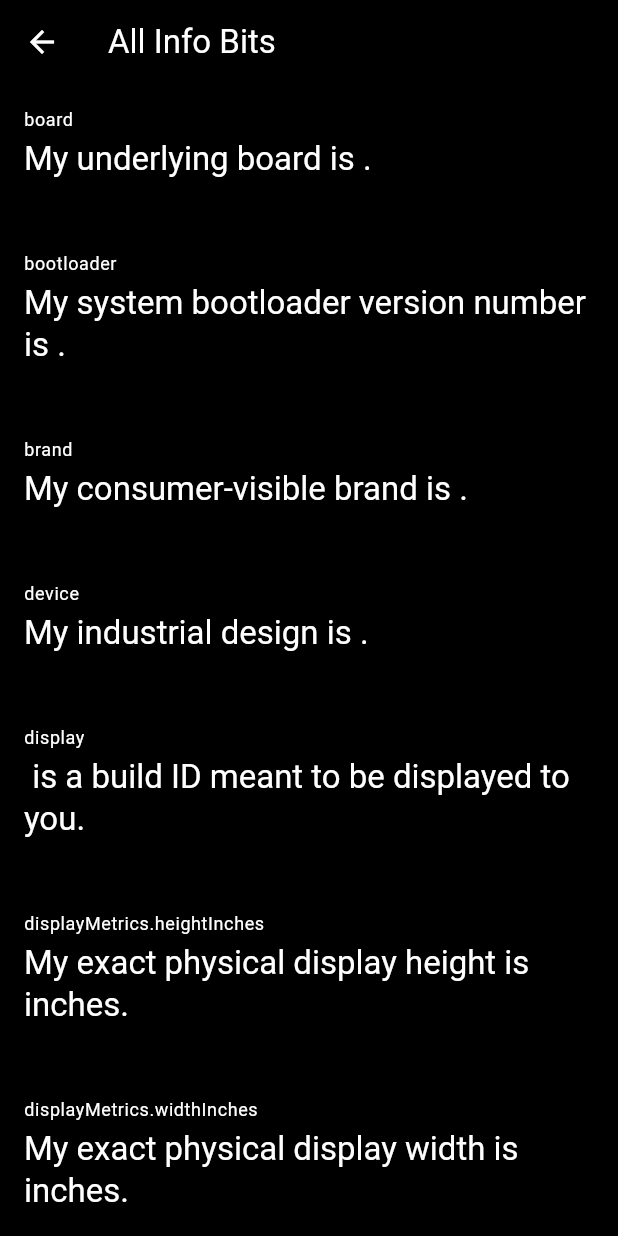
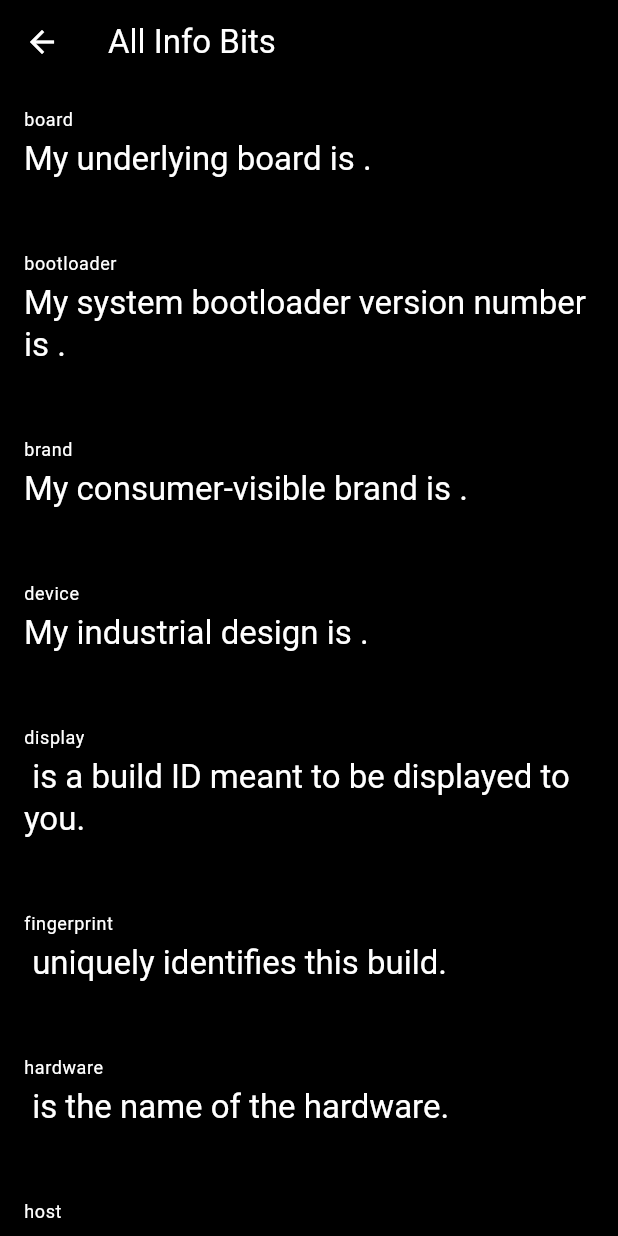
Before and after one commit to aurelitec/hello_world_informed, a Flutter app: the screen it shows after launch, after a tap on the "view list" icon, on a phone screen of 412 x 824 dp. Run offline on Flutter 3.47's test engine with Material 3 defaults, Android fonts, the phone set to English and light mode, and no system bars; our stand-ins replace device_info_plus, share_plus.

Commit message:
Remove unsupported info bits
+ Update dependencies, copyright & app urls

```diff
--- a/lib/common/app_const.dart
+++ b/lib/common/app_const.dart
@@ -1,8 +1,11 @@
-// Copyright 2020-2022 TechAurelian. All rights reserved.
-// Use of this source code is governed by an MIT-style license that can be
-// found in the LICENSE file.
+// This file is part of Hello World Informed
+// https://www.aurelitec.com/helloworldinformed/
+//
+// Copyright 2020-2025 Aurelitec. All rights reserved.
+// Licensed under the MIT license. See LICENSE file in the project root for details.
 
 /// App wide constants.
+library;
 
 // -----------------------------------------------------------------------------------------------
 // Urls
@@ -11,4 +14,4 @@
 const String rateAppUrl =
     'https://play.google.com/store/apps/details?id=com.appliberated.helloworldselfaware';
 
-const String appHomeUrl = 'https://techaurelian.com/helloworldinformed/';
+const String appHomeUrl = 'https://www.aurelitec.com/helloworldinformed/';
--- a/lib/common/app_strings.dart
+++ b/lib/common/app_strings.dart
@@ -1,8 +1,11 @@
-// Copyright 2020-2022 TechAurelian. All rights reserved.
-// Use of this source code is governed by an MIT-style license that can be
-// found in the LICENSE file.
+// This file is part of Hello World Informed
+// https://www.aurelitec.com/helloworldinformed/
+//
+// Copyright 2020-2025 Aurelitec. All rights reserved.
+// Licensed under the MIT license. See LICENSE file in the project root for details.
 
 /// String constants used in the user interface of the app.
+library;
 
 const String appName = 'Hello World Informed';
 
--- a/lib/data/info_bits.dart
+++ b/lib/data/info_bits.dart
@@ -1,8 +1,8 @@
-// Copyright 2020-2022 TechAurelian. All rights reserved.
-// Use of this source code is governed by an MIT-style license that can be
-// found in the LICENSE file.
-
-// cspell:ignore bootloader, changelist
+// This file is part of Hello World Informed
+// https://www.aurelitec.com/helloworldinformed/
+//
+// Copyright 2020-2025 Aurelitec. All rights reserved.
+// Licensed under the MIT license. See LICENSE file in the project root for details.
 
 import 'dart:math';
 
@@ -61,50 +61,6 @@ Future<void> buildInfoBits() async {
     'display',
     '${InfoBit.infoPlaceholder} is a build ID meant to be displayed to you.',
     info.display,
-  );
-
-  // Information about the current android display.
-
-  _addInfo(
-    'displayMetrics.heightInches',
-    'My exact physical display height is ${InfoBit.infoPlaceholder} inches.',
-    info.displayMetrics.heightInches.toString(),
-  );
-
-  _addInfo(
-    'displayMetrics.widthInches',
-    'My exact physical display width is ${InfoBit.infoPlaceholder} inches.',
-    info.displayMetrics.widthInches.toString(),
-  );
-
-  _addInfo(
-    'displayMetrics.heightPx',
-    'My absolute height in pixels is ${InfoBit.infoPlaceholder} pixels.',
-    info.displayMetrics.heightPx.toString(),
-  );
-
-  _addInfo(
-    'displayMetrics.widthPx',
-    'My absolute width in pixels is ${InfoBit.infoPlaceholder} pixels.',
-    info.displayMetrics.widthPx.toString(),
-  );
-
-  _addInfo(
-    'displayMetrics.xDpi',
-    'I have exactly ${InfoBit.infoPlaceholder} physical pixels per inch in the X dimension.',
-    info.displayMetrics.xDpi.toString(),
-  );
-
-  _addInfo(
-    'displayMetrics.yDpi',
-    'I have exactly ${InfoBit.infoPlaceholder} physical pixels per inch in the Y dimension.',
-    info.displayMetrics.yDpi.toString(),
-  );
-
-  _addInfo(
-    'displayMetrics.sizeInches',
-    'My exact physical size measured diagonally across the display is ${InfoBit.infoPlaceholder} inches.',
-    info.displayMetrics.sizeInches.toString(),
   );
 
   // Back to Android device info.
--- a/lib/screens/info_bit_list_screen.dart
+++ b/lib/screens/info_bit_list_screen.dart
@@ -1,6 +1,8 @@
-// Copyright 2020-2022 TechAurelian. All rights reserved.
-// Use of this source code is governed by an MIT-style license that can be
-// found in the LICENSE file.
+// This file is part of Hello World Informed
+// https://www.aurelitec.com/helloworldinformed/
+//
+// Copyright 2020-2025 Aurelitec. All rights reserved.
+// Licensed under the MIT license. See LICENSE file in the project root for details.
 
 import 'package:flutter/material.dart';
 
@@ -18,7 +20,7 @@ final PageStorageBucket _infoBitListBucket = PageStorageBucket();
 /// dividers. The user can tap on an info bit to select it and return to the [HomeScreen].
 class InfoBitListScreen extends StatelessWidget {
   /// Creates an [InfoBitListScreen] instance.
-  const InfoBitListScreen({Key? key}) : super(key: key);
+  const InfoBitListScreen({super.key});
 
   @override
   Widget build(BuildContext context) {
--- a/lib/utils/utils.dart
+++ b/lib/utils/utils.dart
@@ -1,6 +1,8 @@
-// Copyright 2020-2022 TechAurelian. All rights reserved.
-// Use of this source code is governed by an MIT-style license that can be
-// found in the LICENSE file.
+// This file is part of Hello World Informed
+// https://www.aurelitec.com/helloworldinformed/
+//
+// Copyright 2020-2025 Aurelitec. All rights reserved.
+// Licensed under the MIT license. See LICENSE file in the project root for details.
 
 import 'package:flutter/material.dart';
 
@@ -15,10 +17,6 @@ void showSnackBar(BuildContext context, String text) {
 }
 
 /// Launches the specified [URL] in the mobile platform, using the default external application.
-///
-/// Shows an error [SnackBar] if there is no support for launching the URL.
 Future<void> launchUrlExternal(BuildContext context, String url) async {
-  if (!await launchUrl(Uri.parse(url), mode: LaunchMode.externalApplication)) {
-    showSnackBar(context, 'Failed to open $url');
-  }
+  await launchUrl(Uri.parse(url), mode: LaunchMode.externalApplication);
 }
--- a/lib/widgets/info_bit_view.dart
+++ b/lib/widgets/info_bit_view.dart
@@ -1,6 +1,8 @@
-// Copyright 2020-2022 TechAurelian. All rights reserved.
-// Use of this source code is governed by an MIT-style license that can be
-// found in the LICENSE file.
+// This file is part of Hello World Informed
+// https://www.aurelitec.com/helloworldinformed/
+//
+// Copyright 2020-2025 Aurelitec. All rights reserved.
+// Licensed under the MIT license. See LICENSE file in the project root for details.
 
 import 'package:flutter/material.dart';
 
@@ -12,10 +14,10 @@ import '../data/info_bit.dart';
 class InfoBitView extends StatelessWidget {
   /// Creates a widget that displays an [InfoBit].
   const InfoBitView({
-    Key? key,
+    super.key,
     required this.infoBit,
     this.isListView = false,
-  }) : super(key: key);
+  });
 
   /// The info bit to display.
   final InfoBit infoBit;
@@ -36,7 +38,7 @@ class InfoBitView extends StatelessWidget {
           // Display the info bit's title.
           Text(
             infoBit.title,
-            style: Theme.of(context).textTheme.caption,
+            style: Theme.of(context).textTheme.bodySmall,
             textAlign: textAlign,
           ),
           const SizedBox(height: 4.0),
@@ -47,8 +49,8 @@ class InfoBitView extends StatelessWidget {
             text: TextSpan(
               children: _getInfoBitRichText(),
               style: isListView
-                  ? Theme.of(context).textTheme.headline6
-                  : Theme.of(context).textTheme.headline5,
+                  ? Theme.of(context).textTheme.titleLarge
+                  : Theme.of(context).textTheme.headlineSmall,
             ),
           ),
         ],
--- a/pubspec.yaml
+++ b/pubspec.yaml
@@ -31,9 +31,9 @@ dependencies:
   flutter:
     sdk: flutter
 
-  device_info_plus: ^8.0.0
-  url_launcher: ^6.1.7
-  share_plus: ^6.3.0
+  device_info_plus: ^11.3.0
+  url_launcher: ^6.3.1
+  share_plus: ^10.1.4
 
   # The following adds the Cupertino Icons font to your application.
   # Use with the CupertinoIcons class for iOS style icons.
```
Also changed, not shown: lib/data/info_bit.dart (+5 -3 lines), lib/main.dart (+5 -3 lines), lib/screens/home_screen.dart (+5 -3 lines), pubspec.lock, 1 other file.
